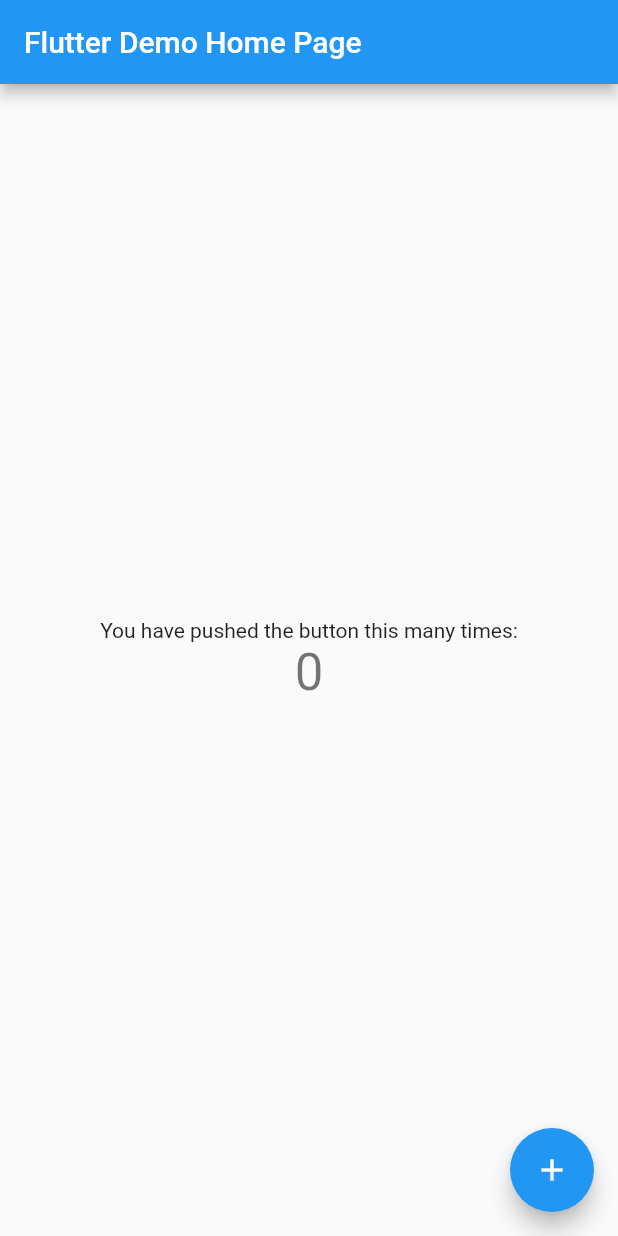
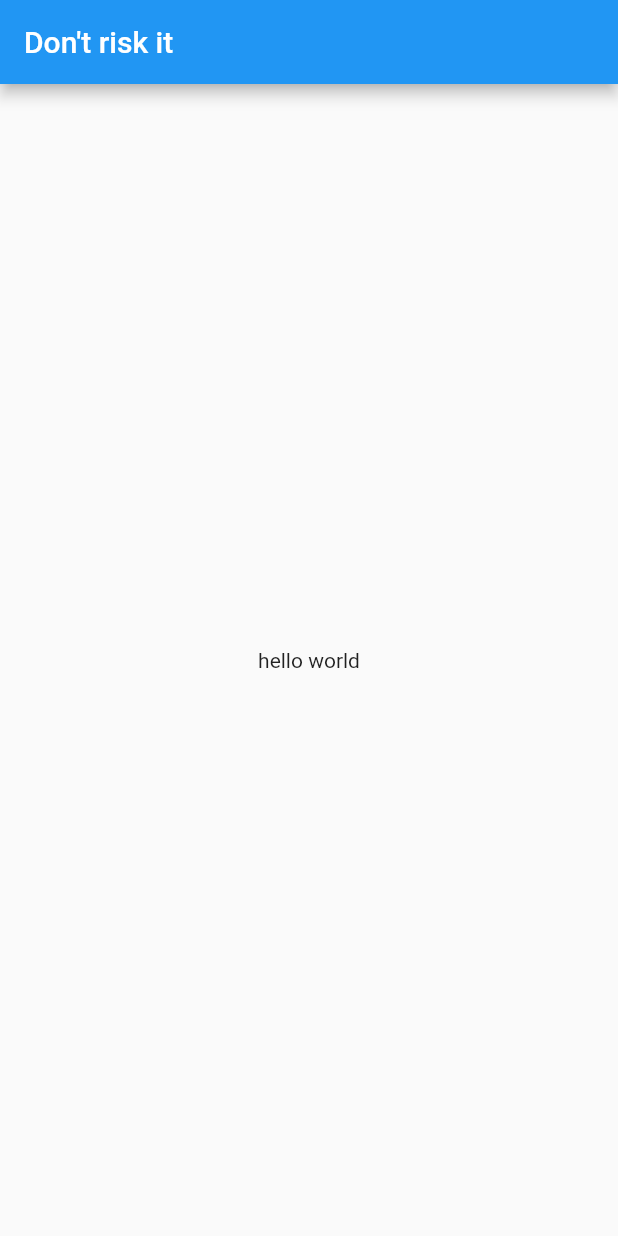
Before and after one commit to m9s7/dont_risk_it_flutter_app, a Flutter app: the screen it shows after launch, on a phone screen of 412 x 824 dp. Run offline on Flutter 3.47's test engine with Material 2 defaults, Android fonts, the phone set to English and light mode, and no system bars.

Commit message:
Project initialized

```diff
--- a/lib/main.dart
+++ b/lib/main.dart
@@ -1,3 +1,4 @@
+import 'package:Dont_risk_it_flutter_app/src/home_page.dart';
 import 'package:flutter/material.dart';
 
 void main() {
@@ -9,7 +10,7 @@ class MyApp extends StatelessWidget {
   @override
   Widget build(BuildContext context) {
     return MaterialApp(
-      title: 'Flutter Demo',
+      title: "Don't risk it",
       theme: ThemeData(
         // This is the theme of your application.
         //
@@ -26,92 +27,7 @@ class MyApp extends StatelessWidget {
         // closer together (more dense) than on mobile platforms.
         visualDensity: VisualDensity.adaptivePlatformDensity,
       ),
-      home: MyHomePage(title: 'Flutter Demo Home Page'),
+      home: MyHomePage(title: "Don't risk it"),
     );
   }
 }
-
-class MyHomePage extends StatefulWidget {
-  MyHomePage({Key key, this.title}) : super(key: key);
-
-  // This widget is the home page of your application. It is stateful, meaning
-  // that it has a State object (defined below) that contains fields that affect
-  // how it looks.
-
-  // This class is the configuration for the state. It holds the values (in this
-  // case the title) provided by the parent (in this case the App widget) and
-  // used by the build method of the State. Fields in a Widget subclass are
-  // always marked "final".
-
-  final String title;
-
-  @override
-  _MyHomePageState createState() => _MyHomePageState();
-}
-
-class _MyHomePageState extends State<MyHomePage> {
-  int _counter = 0;
-
-  void _incrementCounter() {
-    setState(() {
-      // This call to setState tells the Flutter framework that something has
-      // changed in this State, which causes it to rerun the build method below
-      // so that the display can reflect the updated values. If we changed
-      // _counter without calling setState(), then the build method would not be
-      // called again, and so nothing would appear to happen.
-      _counter++;
-    });
-  }
-
-  @override
-  Widget build(BuildContext context) {
-    // This method is rerun every time setState is called, for instance as done
-    // by the _incrementCounter method above.
-    //
-    // The Flutter framework has been optimized to make rerunning build methods
-    // fast, so that you can just rebuild anything that needs updating rather
-    // than having to individually change instances of widgets.
-    return Scaffold(
-      appBar: AppBar(
-        // Here we take the value from the MyHomePage object that was created by
-        // the App.build method, and use it to set our appbar title.
-        title: Text(widget.title),
-      ),
-      body: Center(
-        // Center is a layout widget. It takes a single child and positions it
-        // in the middle of the parent.
-        child: Column(
-          // Column is also a layout widget. It takes a list of children and
-          // arranges them vertically. By default, it sizes itself to fit its
-          // children horizontally, and tries to be as tall as its parent.
-          //
-          // Invoke "debug painting" (press "p" in the console, choose the
-          // "Toggle Debug Paint" action from the Flutter Inspector in Android
-          // Studio, or the "Toggle Debug Paint" command in Visual Studio Code)
-          // to see the wireframe for each widget.
-          //
-          // Column has various properties to control how it sizes itself and
-          // how it positions its children. Here we use mainAxisAlignment to
-          // center the children vertically; the main axis here is the vertical
-          // axis because Columns are vertical (the cross axis would be
-          // horizontal).
-          mainAxisAlignment: MainAxisAlignment.center,
-          children: <Widget>[
-            Text(
-              'You have pushed the button this many times:',
-            ),
-            Text(
-              '$_counter',
-              style: Theme.of(context).textTheme.headline4,
-            ),
-          ],
-        ),
-      ),
-      floatingActionButton: FloatingActionButton(
-        onPressed: _incrementCounter,
-        tooltip: 'Increment',
-        child: Icon(Icons.add),
-      ), // This trailing comma makes auto-formatting nicer for build methods.
-    );
-  }
-}
--- /dev/null
+++ b/lib/src/home_page.dart
@@ -0,0 +1,31 @@
+import 'package:flutter/material.dart';
+
+class MyHomePage extends StatefulWidget {
+  MyHomePage({Key key, this.title}) : super(key: key);
+
+  final String title;
+
+  @override
+  _MyHomePageState createState() => _MyHomePageState();
+}
+
+class _MyHomePageState extends State<MyHomePage> {
+  @override
+  Widget build(BuildContext context) {
+    return Scaffold(
+      appBar: AppBar(
+        title: Text(widget.title),
+      ),
+      body: Center(
+        child: Column(
+          mainAxisAlignment: MainAxisAlignment.center,
+          children: <Widget>[
+            Text(
+              'hello world',
+            ),
+          ],
+        ),
+      ),
+    );
+  }
+}
```
